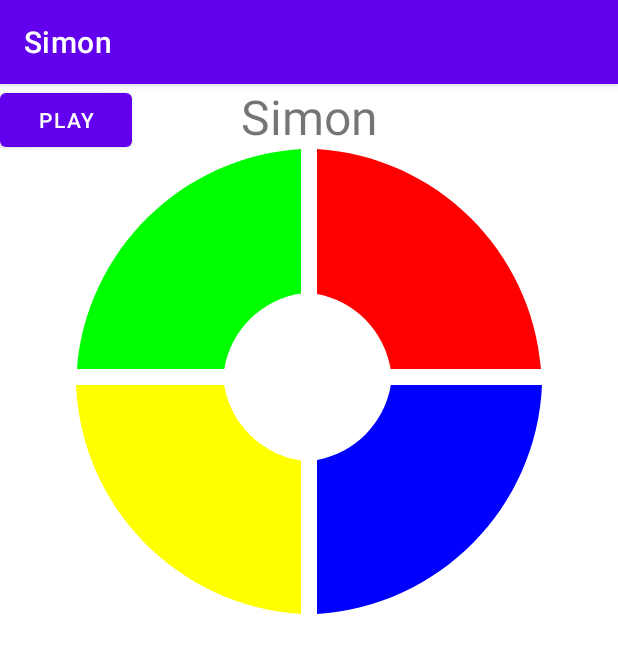
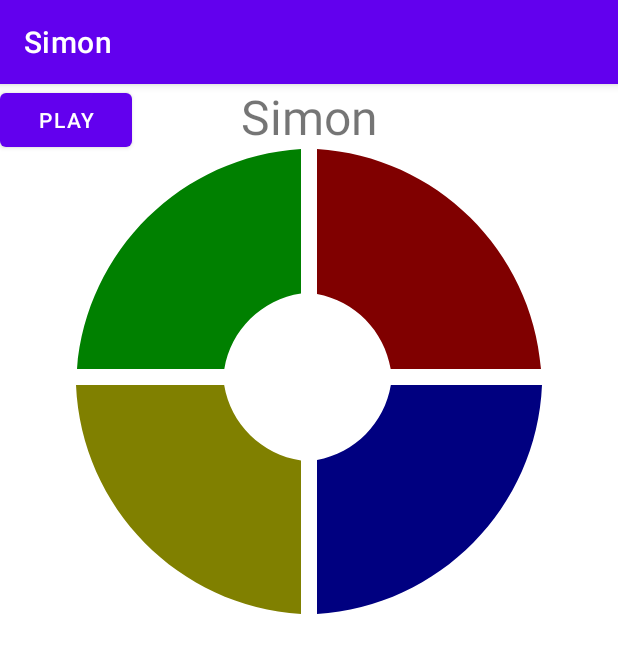
Before and after one commit to erikv05/simon-eaa, an Android app: the screen it shows after launch (MainActivity), after a tap on "PLAY", on a phone screen of 412 x 824 dp. Shown: the top 653 px of the screen. Run offline under Robolectric (Android 15) with nearby library versions, the phone set to English and light mode, and no system bars; our stand-ins replace data binding.

Commit message:
partly made it able to change color, still need to figure out how to make it change back.

```diff
--- a/app/src/main/java/org/overlake/mat803/simon/GameFragment.java
+++ b/app/src/main/java/org/overlake/mat803/simon/GameFragment.java
@@ -7,6 +7,7 @@ import android.util.Log;
 import android.view.LayoutInflater;
 import android.view.View;
 import android.view.ViewGroup;
+import android.widget.ImageView;
 
 import androidx.annotation.NonNull;
 import androidx.fragment.app.Fragment;
@@ -26,7 +27,7 @@ public class GameFragment extends Fragment {
     public GameFragment() {
         mSequence = new ArrayList<>();
         mSounds = new EnumMap<Button, Integer>(Button.class);
-        mSequenceLength = 4;
+        mSequenceLength = 1;
     }
 
     @Override
@@ -45,6 +46,7 @@ public class GameFragment extends Fragment {
             @Override
             public void onTick(long l) {
                 mSoundPool.play(mSounds.get(mSequence.get(index)),1.0f,1.0f,1,0, 1.0f);
+                changeColor(mSequence.get(index));
                 index++;
             }
 
@@ -70,4 +72,26 @@ public class GameFragment extends Fragment {
         }
     }
 
+    private void changeColor(Button b) {
+        ImageView button;
+        switch(b) {
+            case RED:
+                button = (ImageView) getActivity().findViewById(R.id.red);
+                button.setImageResource(R.drawable.ic_red_dark);
+                //button.setImageResource(R.drawable.ic_red);
+            case YELLOW:
+                button = (ImageView) getActivity().findViewById(R.id.yellow);
+                button.setImageResource(R.drawable.ic_yellow_dark);
+                //button.setImageResource(R.drawable.ic_yellow);
+            case GREEN:
+                button = (ImageView) getActivity().findViewById(R.id.green);
+                button.setImageResource(R.drawable.ic_green_dark);
+                //button.setImageResource(R.drawable.ic_green);
+            case BLUE:
+                button = (ImageView) getActivity().findViewById(R.id.blue);
+                button.setImageResource(R.drawable.ic_blue_dark);
+                //button.setImageResource(R.drawable.ic_blue);
+        }
+    }
+
 }
```
